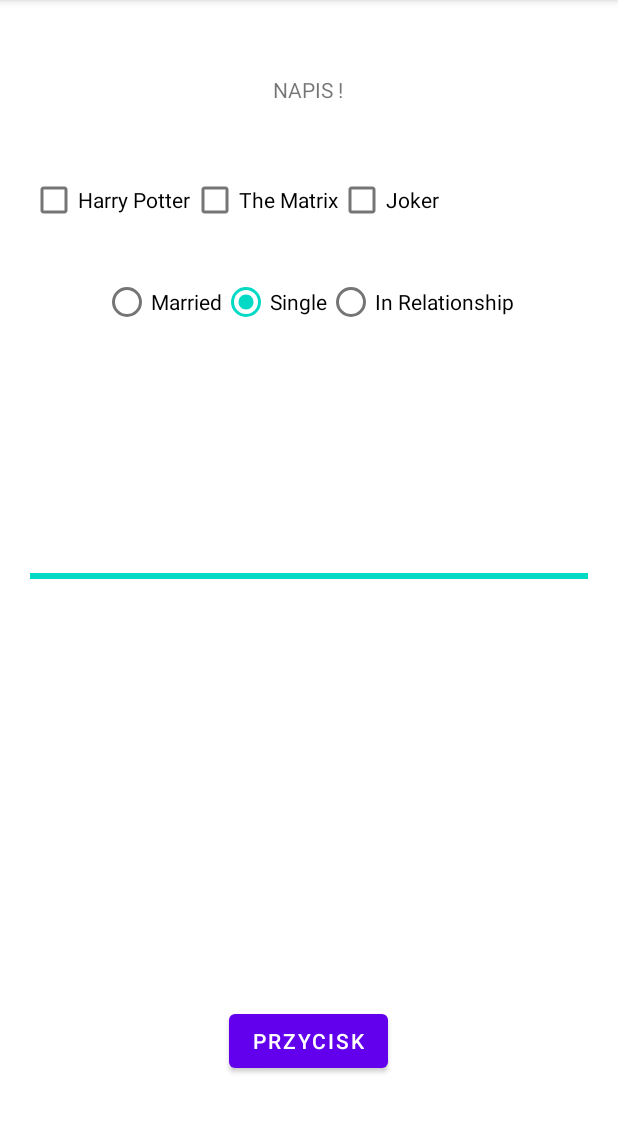
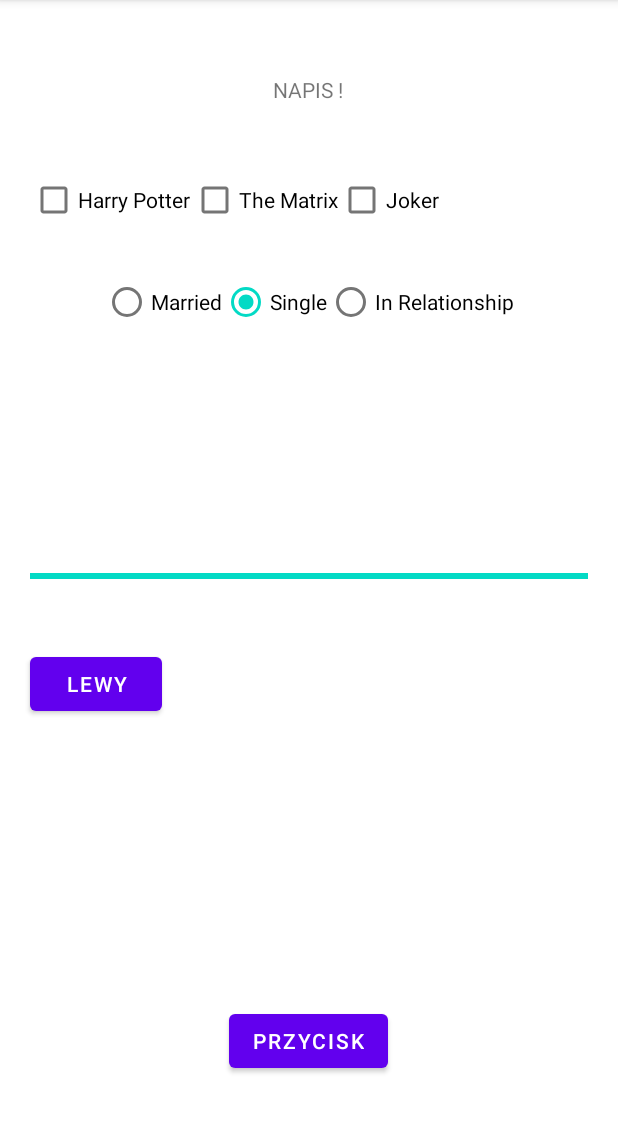
Before and after one commit to lukKotecki/ANDROID-collection, an Android app: the screen it shows after launch (MainActivity), on a phone screen of 412 x 824 dp, the part 84-1217 px from its top. Run offline under Robolectric (Android 15) with nearby library versions, the phone set to English and light mode, and no system bars.

Commit message:
dodanie lewgo zadania

```diff
--- a/app/src/main/java/com/example/aplikacja_2022_10/MainActivity.java
+++ b/app/src/main/java/com/example/aplikacja_2022_10/MainActivity.java
@@ -2,6 +2,7 @@ package com.example.aplikacja_2022_10;
 
 import androidx.appcompat.app.AppCompatActivity;
 
+import android.content.Intent;
 import android.os.Bundle;
 import android.os.SystemClock;
 import android.view.MotionEvent;
@@ -21,6 +22,8 @@ public class MainActivity extends AppCompatActivity implements View.OnClickListe
     private CheckBox checkboxHarry, checkboxMatrix, checkboxJoker;
     private RadioGroup rgMaritalStatus;
     private ProgressBar pbProgress;
+    private Intent intent;
+    private Button btLeft;
 
     @Override
     protected void onCreate(Bundle savedInstanceState) {
@@ -34,6 +37,9 @@ public class MainActivity extends AppCompatActivity implements View.OnClickListe
         checkboxJoker = findViewById(R.id.checkboxJoker);
         rgMaritalStatus = findViewById(R.id.rgMaritalStatus);
         pbProgress = findViewById(R.id.pbProgress);
+        btLeft = findViewById(R.id.btLeft);
+
+        btLeft.setOnClickListener(this);
 
         Thread thread = new Thread(new Runnable() {
             @Override
@@ -129,6 +135,9 @@ public class MainActivity extends AppCompatActivity implements View.OnClickListe
             case R.id.mainButton:
                 Toast.makeText(this, "Kliknięto krótko", Toast.LENGTH_SHORT).show();
                 break;
+            case R.id.btLeft:
+                intent = new Intent(this,LeftActivity.class);
+                startActivity(intent);
             default:
                 break;
         }
--- a/app/src/main/res/layout/activity_main.xml
+++ b/app/src/main/res/layout/activity_main.xml
@@ -86,8 +86,13 @@
         android:max="120"/>
 
 
-
-
+    <Button
+        android:layout_width="wrap_content"
+        android:layout_height="wrap_content"
+        android:text="LEWY"
+        android:layout_below="@+id/pbProgress"
+        android:layout_margin="20dp"
+        android:id="@+id/btLeft"/>
 
 
     <Button
```
Also changed, not shown: app/src/main/AndroidManifest.xml (+7 -0 lines), app/src/main/java/com/example/aplikacja_2022_10/LeftActivity.java (added, +37 -0 lines), app/src/main/res/layout/activity_left.xml (added, +28 -0 lines).
